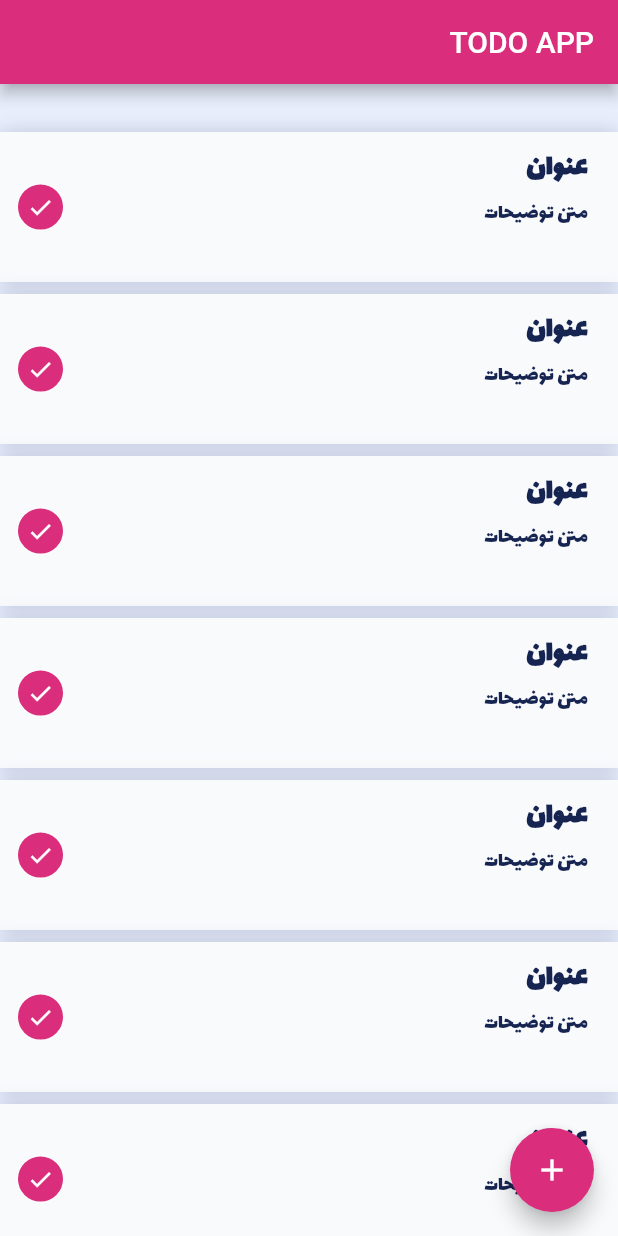
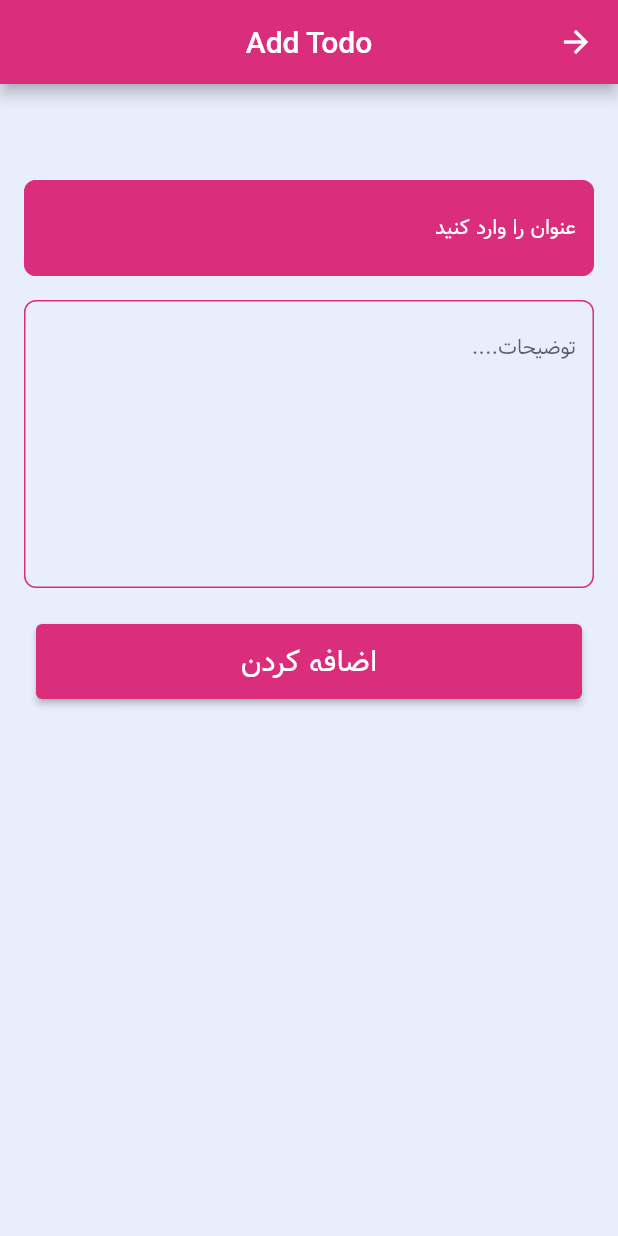
Before and after one commit to mohammad-dehghanifard/todoApp_Flutter, a Flutter app: the screen it shows after launch, after a tap on the "add" icon, on a phone screen of 412 x 824 dp. Run offline on Flutter 3.47's test engine with Material 2 defaults, Android fonts, the phone set to English and light mode, and no system bars; our stand-ins replace get.

Commit message:
add font and completed ui

```diff
--- /dev/null
+++ b/lib/view/add_or_edit/add_or_edit_screen.dart
@@ -0,0 +1,49 @@
+import 'package:flutter/material.dart';
+import 'package:todo_app_flutter/constants/colors/app_colors.dart';
+
+class AddOrEditTodoScreen extends StatelessWidget {
+  const AddOrEditTodoScreen({Key? key}) : super(key: key);
+
+  @override
+  Widget build(BuildContext context) {
+    return Scaffold(
+      backgroundColor: AppColors.backgroundColor,
+      appBar: AppBar(
+        title: const Text("Add Todo"),
+        centerTitle: true,
+        backgroundColor: AppColors.lightYellowColor,
+      ),
+      body: Padding(
+        padding: const EdgeInsets.fromLTRB(16,64,16,8),
+        child: Column(
+          children:  [
+             TextField(
+              decoration: InputDecoration(
+                  filled: true,
+                  fillColor: AppColors.lightYellowColor,
+                hintText: "عنوان را وارد کنید",
+                hintStyle: const TextStyle(fontSize: 14,color: Colors.white,fontFamily: 'Dirooz')
+              ),
+            ),
+            const SizedBox(height: 16),
+            const TextField(
+              maxLines: 8,
+              decoration: InputDecoration(
+                hintText: "توضیحات....",
+                hintStyle: const TextStyle(fontSize: 14,fontFamily: 'Dirooz')
+              ),
+            ),
+            const SizedBox(height: 16),
+            Padding(
+              padding: const EdgeInsets.all(8.0),
+              child: ElevatedButton(
+                onPressed: () {},
+                child: const Text("اضافه کردن",style: TextStyle(fontSize: 20,fontFamily: "Dirooz"),),
+              ),
+            ),
+          ],
+        ),
+      ),
+    );
+  }
+}
--- a/lib/view/home/screen/home_screen.dart
+++ b/lib/view/home/screen/home_screen.dart
@@ -1,5 +1,7 @@
 import 'package:flutter/material.dart';
+import 'package:get/get.dart';
 import 'package:todo_app_flutter/constants/colors/app_colors.dart';
+import 'package:todo_app_flutter/view/add_or_edit/add_or_edit_screen.dart';
 import 'package:todo_app_flutter/view/home/widgets/todo_item_widget.dart';
 
 class HomeScreen extends StatelessWidget {
@@ -9,12 +11,13 @@ class HomeScreen extends StatelessWidget {
   Widget build(BuildContext context) {
     return Scaffold(
       appBar: AppBar(
-        title: const Text("TODO APP",),
+        title: const Text("TODO APP"),
+        centerTitle: true,
         backgroundColor: AppColors.lightYellowColor,
       ),
       backgroundColor: AppColors.backgroundColor,
       floatingActionButton: FloatingActionButton(
-        onPressed: () {},
+        onPressed: () {Get.to(AddOrEditTodoScreen());},
         backgroundColor: AppColors.lightYellowColor,
         child: const Icon(Icons.add),
       ),
--- a/lib/view/home/widgets/todo_item_widget.dart
+++ b/lib/view/home/widgets/todo_item_widget.dart
@@ -6,7 +6,7 @@ import 'package:todo_app_flutter/view/home/widgets/custom_check_box_widget.dart'
 Widget todoItemWidget(BuildContext context) {
   return Container(
     padding: const EdgeInsets.symmetric(horizontal: 12),
-    margin: const EdgeInsets.only(bottom: 8),
+    margin: const EdgeInsets.only(bottom: 16),
     width: MediaQuery.of(context).size.width,
     height: 100,
     decoration: BoxDecoration(
@@ -23,9 +23,9 @@ Widget todoItemWidget(BuildContext context) {
           child: Column(
             crossAxisAlignment: CrossAxisAlignment.start,
             children: [
-              Text("عنوان",style: TextStyle(fontSize: 20,fontWeight: FontWeight.bold,color: AppColors.textColor,fontFamily: "LaleZar"),),
+              Text("عنوان",style: TextStyle(fontSize: 20,fontWeight: FontWeight.bold,color: AppColors.textColor,fontFamily: "Dirooz"),),
               const SizedBox(height: 4),
-              Text("متن توضیحات",style: TextStyle(fontSize: 14,fontWeight: FontWeight.w400,color: AppColors.textColor,fontFamily: "LaleZar"),)
+              Text("متن توضیحات",style: TextStyle(fontSize: 14,fontWeight: FontWeight.w400,color: AppColors.textColor,fontFamily: "Dirooz"),)
             ],
           ),
         ),
--- a/lib/view/main/main_screen.dart
+++ b/lib/view/main/main_screen.dart
@@ -1,5 +1,6 @@
 import 'package:flutter/material.dart';
 import 'package:get/get.dart';
+import 'package:todo_app_flutter/constants/colors/app_colors.dart';
 import 'package:todo_app_flutter/view/home/screen/home_screen.dart';
 
 class MainScreen extends StatelessWidget {
@@ -8,8 +9,26 @@ class MainScreen extends StatelessWidget {
   @override
   Widget build(BuildContext context) {
     return  GetMaterialApp(
-        locale: Locale("fa"),
+        locale: const Locale("fa"),
         debugShowCheckedModeBanner: false,
+        theme: ThemeData(
+          inputDecorationTheme: InputDecorationTheme(
+            enabledBorder: OutlineInputBorder(
+              borderRadius: BorderRadius.circular(8),
+              borderSide: BorderSide(color: AppColors.lightYellowColor)
+            ),
+            focusedBorder: OutlineInputBorder(
+                borderRadius: BorderRadius.circular(8),
+                borderSide: BorderSide(color: AppColors.lightYellowColor)
+            ),
+          ),
+          elevatedButtonTheme: ElevatedButtonThemeData(
+            style: ButtonStyle(
+              backgroundColor: MaterialStatePropertyAll(AppColors.lightYellowColor),
+              minimumSize: const MaterialStatePropertyAll(Size(double.infinity,50))
+            )
+          )
+        ),
         home: HomeScreen()
     );
   }
--- a/pubspec.yaml
+++ b/pubspec.yaml
@@ -81,9 +81,9 @@ flutter:
   # list giving the asset and other descriptors for the font. For
   # example:
   fonts:
-    - family: LaleZar
+    - family: Dirooz
       fonts:
-        - asset: assets/fonts/Lalezar.ttf
+        - asset: assets/fonts/Dirooz.ttf
 
   # For details regarding fonts from package dependencies,
   # see https://flutter.dev/custom-fonts/#from-packages
```
Also changed, not shown: assets/fonts/Dirooz.ttf (added).
